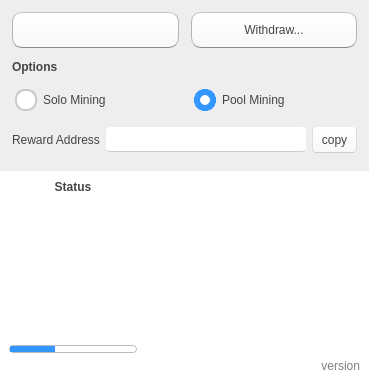
Before: the Qt Designer form alethone/AlethOne.ui in ethereum/alethzero, drawn with Qt 5.
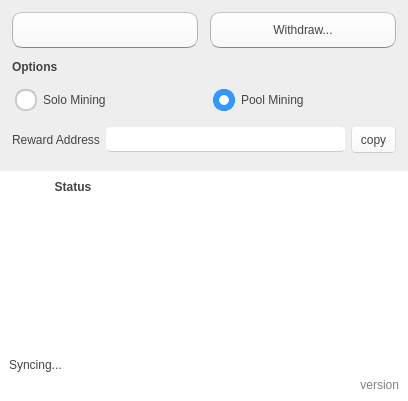
After: the same form once the commit is applied. The open tabs and pages were chosen to show the change. Icons and pictures are not drawn. Custom widgets are drawn as their Qt base class.

Commit message: Remove peer status element ("blue bar") and replace by "Syncing...".

Patch:
```diff
--- a/alethone/AlethOne.ui
+++ b/alethone/AlethOne.ui
@@ -2,14 +2,6 @@
 <ui version="4.0">
  <class>AlethOne</class>
  <widget class="QDialog" name="AlethOne">
-  <property name="geometry">
-   <rect>
-    <x>0</x>
-    <y>0</y>
-    <width>369</width>
-    <height>382</height>
-   </rect>
-  </property>
   <property name="windowTitle">
    <string>AlethOne</string>
   </property>
@@ -594,30 +586,9 @@
                </widget>
               </item>
               <item>
-               <widget class="QProgressBar" name="peers">
-                <property name="sizePolicy">
-                 <sizepolicy hsizetype="Expanding" vsizetype="Fixed">
-                  <horstretch>0</horstretch>
-                  <verstretch>0</verstretch>
-                 </sizepolicy>
-                </property>
-                <property name="maximumSize">
-                 <size>
-                  <width>16777215</width>
-                  <height>8</height>
-                 </size>
-                </property>
-                <property name="maximum">
-                 <number>11</number>
-                </property>
-                <property name="value">
-                 <number>4</number>
-                </property>
-                <property name="textVisible">
-                 <bool>false</bool>
-                </property>
-                <property name="format">
-                 <string>%p% signal</string>
+               <widget class="QLabel" name="status">
+                <property name="text">
+                 <string>Syncing...</string>
                 </property>
                </widget>
               </item>
```
The commit also changes 1 other file.
